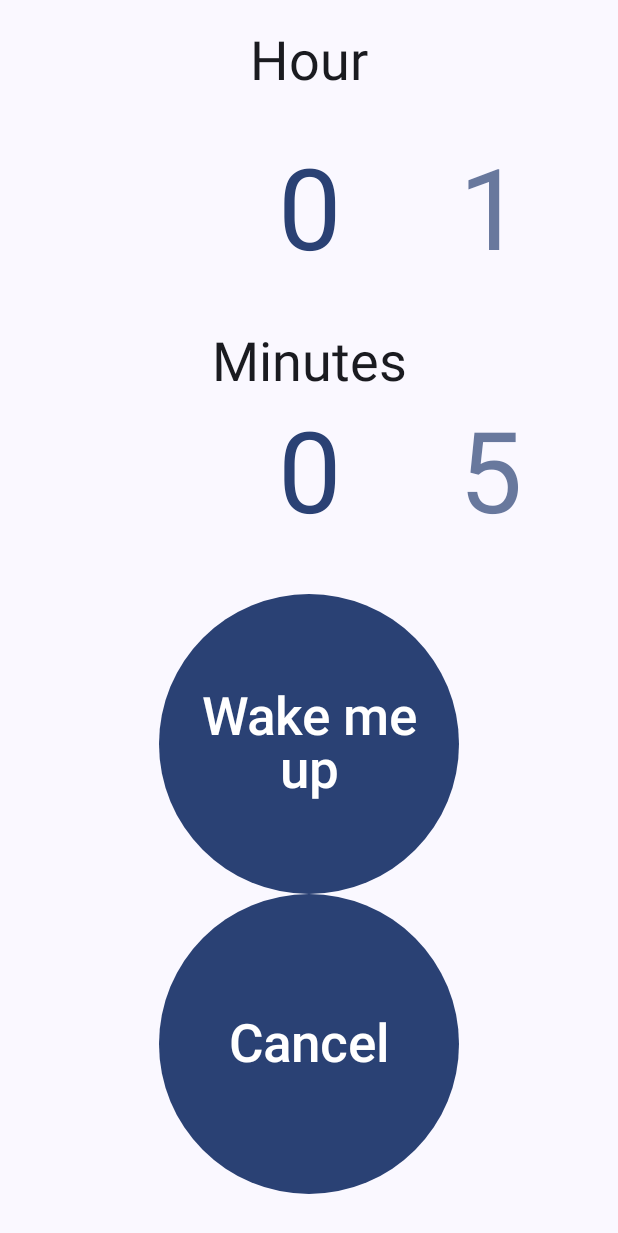
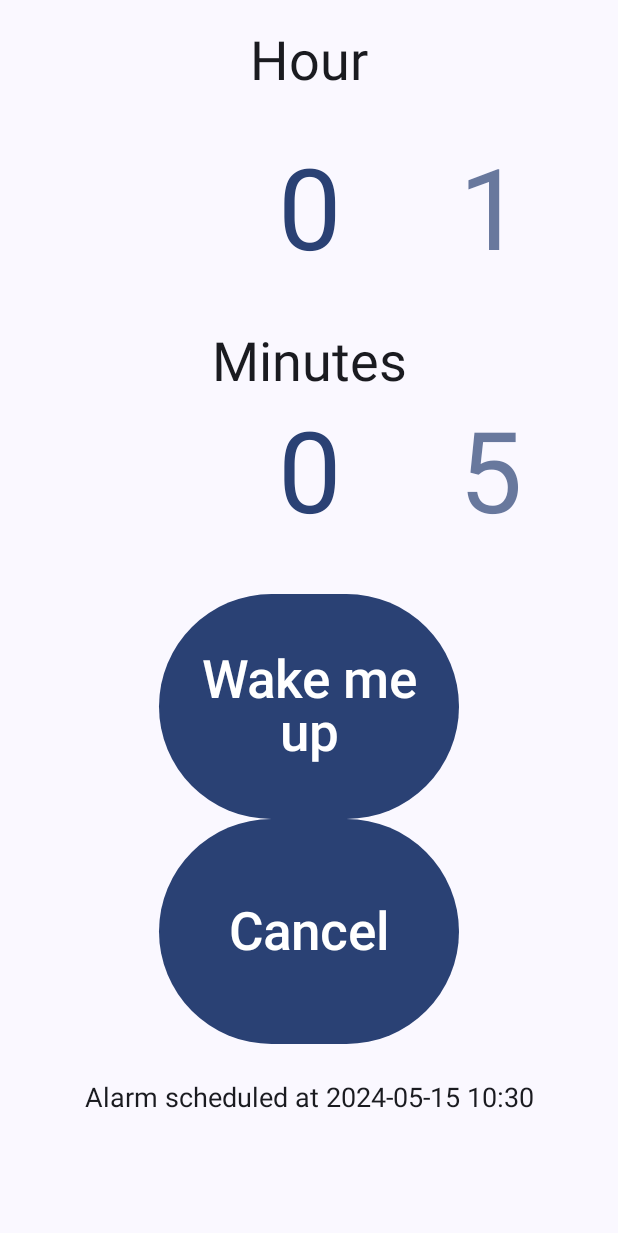
Before and after one commit to BrianGiannini/wake-up-right, an Android app built with Jetpack Compose: the screen it shows after launch (MainActivity), after a tap on "Wake me up", on a phone screen of 412 x 824 dp. Shown: the top 1233 px of the screen. Run offline under Robolectric (Android 15) with nearby library versions, the phone set to English and light mode, and no system bars.

Commit message:
plug wakeup times to real alarm + display scheduled time if set

```diff
--- a/app/src/main/java/dev/sangui/wakeupright/alarm/AlarmSchedulerImpl.kt
+++ b/app/src/main/java/dev/sangui/wakeupright/alarm/AlarmSchedulerImpl.kt
@@ -16,7 +16,7 @@ class AlarmSchedulerImpl(private val context: Context) : AlarmScheduler {
     override fun schedule(alarmItem: AlarmItem) {
         val alarmManager = context.getSystemService(Context.ALARM_SERVICE) as AlarmManager
         val intent = Intent(context, AlarmReceiver::class.java)
-        intent.putExtra("EXTRA_MESSAGE", "wake up Neo")
+        intent.putExtra("EXTRA_MESSAGE", alarmItem.message)
 
         val pendingIntent = PendingIntent.getBroadcast(
             context,
@@ -24,10 +24,9 @@ class AlarmSchedulerImpl(private val context: Context) : AlarmScheduler {
             intent,
             PendingIntent.FLAG_IMMUTABLE
         )
-        val alarmTimeInMillis = LocalDateTime.now().plusSeconds(5).toMillis()
         alarmManager.setExactAndAllowWhileIdle(
             AlarmManager.RTC_WAKEUP,
-            alarmTimeInMillis,
+            alarmItem.alarmTime.toMillis(),
             pendingIntent
         )
     }
--- a/app/src/main/java/dev/sangui/wakeupright/ui/mainmenu/NumberPicker.kt
+++ b/app/src/main/java/dev/sangui/wakeupright/ui/mainmenu/NumberPicker.kt
@@ -37,11 +37,11 @@ import kotlin.math.absoluteValue
 @OptIn(ExperimentalFoundationApi::class)
 @Composable
 fun NumberPicker(
-    modifier: Modifier = Modifier,
     dataStoreManager: DataStoreManager,
     id: String,
     maxNumbers: Int,
     incrementNumber: Int = 1,
+    onValueChange: (Int) -> Unit,
 ) {
     BoxWithConstraints(modifier = Modifier.fillMaxWidth().padding(10.dp),) {
         val contentPadding = (maxWidth - 100.dp) / 2
@@ -63,6 +63,7 @@ fun NumberPicker(
             snapshotFlow { pagerState.currentPage }.collect { page ->
                 Log.d("NumberPicker", "saveSelectedNumber: $id, $page")
                 dataStoreManager.saveSelectedNumber(id, page * incrementNumber)
+                onValueChange(page * incrementNumber)
             }
         }
 
@@ -117,5 +118,6 @@ fun NumberPickerPreview() {
         id = "id",
         maxNumbers = 100,
         incrementNumber = 10,
+        onValueChange = {},
     )
 }
--- a/app/src/main/java/dev/sangui/wakeupright/ui/mainmenu/SetupClockScreen.kt
+++ b/app/src/main/java/dev/sangui/wakeupright/ui/mainmenu/SetupClockScreen.kt
@@ -5,10 +5,15 @@ import androidx.compose.foundation.layout.Spacer
 import androidx.compose.foundation.layout.fillMaxSize
 import androidx.compose.foundation.layout.height
 import androidx.compose.foundation.layout.padding
-import androidx.compose.foundation.layout.size
+import androidx.compose.foundation.layout.width
 import androidx.compose.material3.Button
 import androidx.compose.material3.Text
 import androidx.compose.runtime.Composable
+import androidx.compose.runtime.getValue
+import androidx.compose.runtime.mutableIntStateOf
+import androidx.compose.runtime.mutableStateOf
+import androidx.compose.runtime.remember
+import androidx.compose.runtime.setValue
 import androidx.compose.ui.Alignment
 import androidx.compose.ui.Modifier
 import androidx.compose.ui.text.TextStyle
@@ -16,6 +21,7 @@ import androidx.compose.ui.text.style.TextAlign
 import androidx.compose.ui.unit.dp
 import androidx.compose.ui.unit.sp
 import dev.sangui.wakeupright.alarm.DataStoreManager
+import java.time.format.DateTimeFormatter
 
 
 @Composable
@@ -26,19 +32,38 @@ fun SetupClockScreen(setupClockViewModel: SetupClockViewModel, dataStoreManager:
             .padding(all = 20.dp),
         horizontalAlignment = Alignment.CenterHorizontally,
     ) {
+        var selectedHour by remember { mutableIntStateOf(0) }
+        var selectedMinute by remember { mutableIntStateOf(0) }
+        var scheduledTime by remember { mutableStateOf<String?>(null) }
 
         Text("Hour", style = TextStyle(fontSize = 36.sp))
         Spacer(modifier = Modifier.height(25.dp))
-        NumberPicker(dataStoreManager = dataStoreManager, id = "hours", maxNumbers = 24)
+        NumberPicker(
+            dataStoreManager = dataStoreManager,
+            id = "hours",
+            maxNumbers = 24,
+            onValueChange = { selectedHour = it }
+        )
         Spacer(modifier = Modifier.height(25.dp))
         Text("Minutes", style = TextStyle(fontSize = 36.sp))
-        NumberPicker(dataStoreManager = dataStoreManager, id = "minutes", maxNumbers = 60, incrementNumber = 5)
+        NumberPicker(
+            dataStoreManager = dataStoreManager,
+            id = "minutes",
+            maxNumbers = 60,
+            incrementNumber = 5,
+            onValueChange = { selectedMinute = it }
+        )
         Spacer(modifier = Modifier.height(25.dp))
 
         Button(
-            modifier = Modifier.size(200.dp),
+            modifier = Modifier
+                .height(150.dp)
+                .width(200.dp),
             onClick = {
-                setupClockViewModel.scheduleAlarm()
+                setupClockViewModel.scheduleAlarm(selectedHour, selectedMinute)
+                val scheduledDateTime = setupClockViewModel.getScheduledDate()
+                scheduledTime =
+                    scheduledDateTime?.format(DateTimeFormatter.ofPattern("yyyy-MM-dd HH:mm"))
             },
         ) {
             Text(
@@ -50,9 +75,13 @@ fun SetupClockScreen(setupClockViewModel: SetupClockViewModel, dataStoreManager:
         }
 
         Button(
-            modifier = Modifier.size(200.dp),
+            modifier = Modifier
+                .height(150.dp)
+                .width(200.dp),
+
             onClick = {
                 setupClockViewModel.cancelAlarm()
+                scheduledTime = null
             },
         ) {
             Text(
@@ -60,6 +89,22 @@ fun SetupClockScreen(setupClockViewModel: SetupClockViewModel, dataStoreManager:
                 text = "Cancel",
             )
         }
+
+        if (scheduledTime != null) {
+            Spacer(modifier = Modifier.height(25.dp))
+            Text(
+                text = "Alarm scheduled at $scheduledTime",
+                style = TextStyle(fontSize = 18.sp),
+                modifier = Modifier.align(Alignment.CenterHorizontally),
+            )
+        } else {
+            Text(
+                text = "No alarm scheduled",
+                style = TextStyle(fontSize = 18.sp),
+                modifier = Modifier.align(Alignment.CenterHorizontally),
+            )
+
+        }
     }
 
 }
--- a/app/src/main/java/dev/sangui/wakeupright/ui/mainmenu/SetupClockViewModel.kt
+++ b/app/src/main/java/dev/sangui/wakeupright/ui/mainmenu/SetupClockViewModel.kt
@@ -13,25 +13,27 @@ class SetupClockViewModel(
 ) : AndroidViewModel(application) {
 
     private var alarmItem: AlarmItem? = null
+    private var _scheduledDate: LocalDateTime? = null
 
-    fun scheduleAlarm() {
-        val time = LocalDateTime.now().plusSeconds(2.toLong())
-        Log.d(
-            "Alarm",
-            "alarm" + "year" + time.year + "dayOfYear" + time.dayOfYear + "month" + time.month + "hour" + time.hour + "minute" + time.minute + "second" + time.second
-        )
+    fun scheduleAlarm(hours: Int, minutes: Int) {
+        val time = LocalDateTime.now().plusHours(hours.toLong()).plusMinutes(minutes.toLong())
         alarmItem = AlarmItem(
-            alarmTime = LocalDateTime.now().plusSeconds(10.toLong()),
-            message = "messageText"
+            alarmTime = time,
+            message = "Wake up!"
         )
         alarmItem?.let(alarmScheduler::schedule)
+        _scheduledDate = time
     }
 
     fun cancelAlarm() {
         alarmItem?.let {
             alarmScheduler.cancel(it.hashCode())
         }
+        _scheduledDate = null
     }
 
+    fun getScheduledDate(): LocalDateTime? {
+        return _scheduledDate
+    }
 
 }
```
